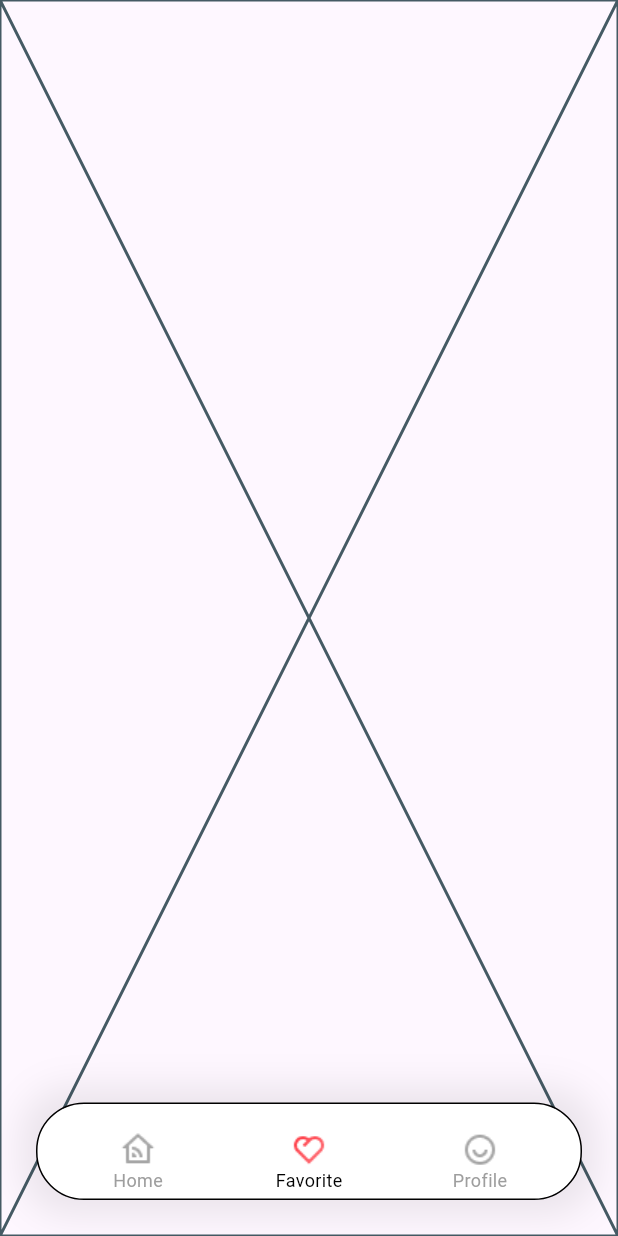
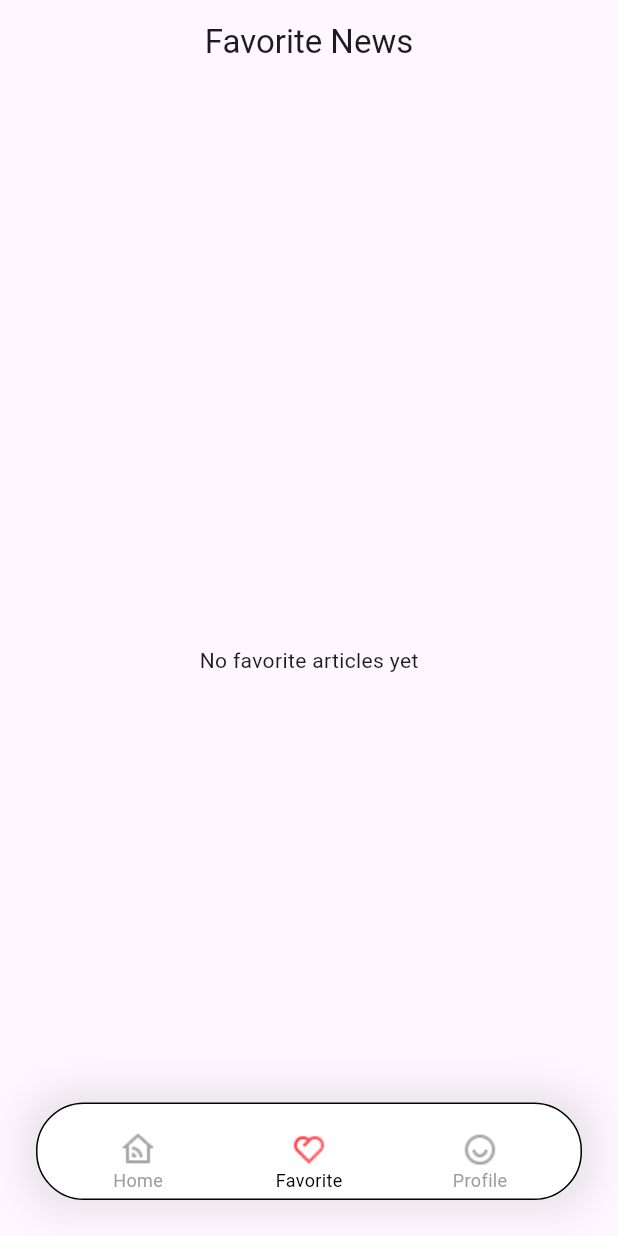
Before and after one commit to Rana-Mohsen/news_app, a Flutter app: the screen it shows after launch, item 2 of the bottom bar chosen, on a phone screen of 412 x 824 dp. Run offline on Flutter 3.47's test engine with Material 3 defaults, Android fonts, the phone set to English and light mode, and no system bars; our stand-ins replace bloc, carousel_slider, flutter_bloc, sizer; network calls fail.

Commit message:
favorit functionalty

```diff
--- /dev/null
+++ b/lib/cubits/favorit/favorit_state.dart
@@ -0,0 +1,8 @@
+part of 'favorit_cubit.dart';
+
+@immutable
+abstract class FavoritState {}
+
+class FavoritInitial extends FavoritState {}
+class NoFavorits extends FavoritState {}
+class ShowFavorits extends FavoritState {}
--- a/lib/main.dart
+++ b/lib/main.dart
@@ -1,5 +1,6 @@
 import 'package:flutter/material.dart';
 import 'package:flutter_bloc/flutter_bloc.dart';
+import 'package:news_app/cubits/favorit/favorit_cubit.dart';
 import 'package:news_app/cubits/home_categorys/home_categorys_cubit.dart';
 import 'package:news_app/cubits/search/search_cubit.dart';
 import 'package:news_app/screens/navigation.dart';
@@ -20,6 +21,7 @@ class MyApp extends StatelessWidget {
       return MultiBlocProvider(
         providers: [
           BlocProvider(create: ((context) => SearchCubit())),
+          BlocProvider(create: ((context) => FavoritCubit())),
         ],
         child: MaterialApp(
           debugShowCheckedModeBanner: false,
--- a/lib/models/everything_model.dart
+++ b/lib/models/everything_model.dart
@@ -1,6 +1,7 @@
 import 'package:intl/intl.dart';
 
 class ArticleModel {
+  bool isFav = false;
   Source? source;
   String? author;
   String? title;
--- a/lib/screens/favorite_screen.dart
+++ b/lib/screens/favorite_screen.dart
@@ -1,4 +1,9 @@
+
 import 'package:flutter/material.dart';
+import 'package:flutter_bloc/flutter_bloc.dart';
+import 'package:news_app/cubits/favorit/favorit_cubit.dart';
+import 'package:news_app/models/everything_model.dart';
+import 'package:news_app/screens/widgets/category_slide.dart';
 import 'package:sizer/sizer.dart';
 
 class FavoriteScreen extends StatelessWidget {
@@ -6,6 +11,41 @@ class FavoriteScreen extends StatelessWidget {
 
   @override
   Widget build(BuildContext context) {
-    return Placeholder();
+    var bloc = BlocProvider.of<FavoritCubit>(context);
+
+    return Scaffold(
+      appBar: AppBar(
+        title: const Text("Favorite News"),
+        centerTitle: true,
+      ),
+      body: BlocBuilder<FavoritCubit, FavoritState>(
+        builder: (context, state) {
+          if (state is ShowFavorits) {
+            return _categoryList(bloc.favArticles);
+          } else {
+            return const Center(
+              child: Text("No favorite articles yet"),
+            );
+          }
+        },
+      ),
+    );
+  }
+
+  Widget _categoryList(List<ArticleModel> articles) {
+    return Expanded(
+      child: ListView.builder(
+        padding: const EdgeInsets.all(8),
+        itemCount: articles.length,
+        itemBuilder: (context, index) {
+          return SizedBox(
+            height: 150.0,
+            child: CategorySlide(
+              article: articles[index],
+            ),
+          );
+        },
+      ),
+    );
   }
 }
--- a/lib/screens/navigation.dart
+++ b/lib/screens/navigation.dart
@@ -1,5 +1,8 @@
+
 import 'package:flutter/material.dart';
 import 'package:flutter/services.dart';
+import 'package:flutter_bloc/flutter_bloc.dart';
+import 'package:news_app/cubits/favorit/favorit_cubit.dart';
 import 'package:news_app/screens/favorite_screen.dart';
 import 'package:news_app/screens/home_screen.dart';
 import 'package:news_app/screens/profile_screen.dart';
@@ -71,6 +74,9 @@ class _NavigationState extends State<Navigation> {
               onTap: () {
                 setState(() {
                   selectedIndex = index;
+                  // if (selectedIndex == 2) {
+                  //   BlocProvider.of<FavoritCubit>(context).favoritBody();
+                  // }
                 });
               },
               child: SingleChildScrollView(
--- a/lib/screens/search_screen.dart
+++ b/lib/screens/search_screen.dart
@@ -64,7 +64,7 @@ class _SearchScreenState extends State<SearchScreen> {
     return Expanded(
       child: ListView.builder(
         padding: const EdgeInsets.all(8),
-        itemCount: 10,
+        itemCount: articles.length,
         itemBuilder: (context, index) {
           return SizedBox(
             height: 150.0,
```
Also changed, not shown: lib/cubits/favorit/favorit_cubit.dart (added, +27 -0 lines), lib/screens/news_details.dart (+28 -10 lines). Lines whose indentation alone changed are shown as unchanged.
